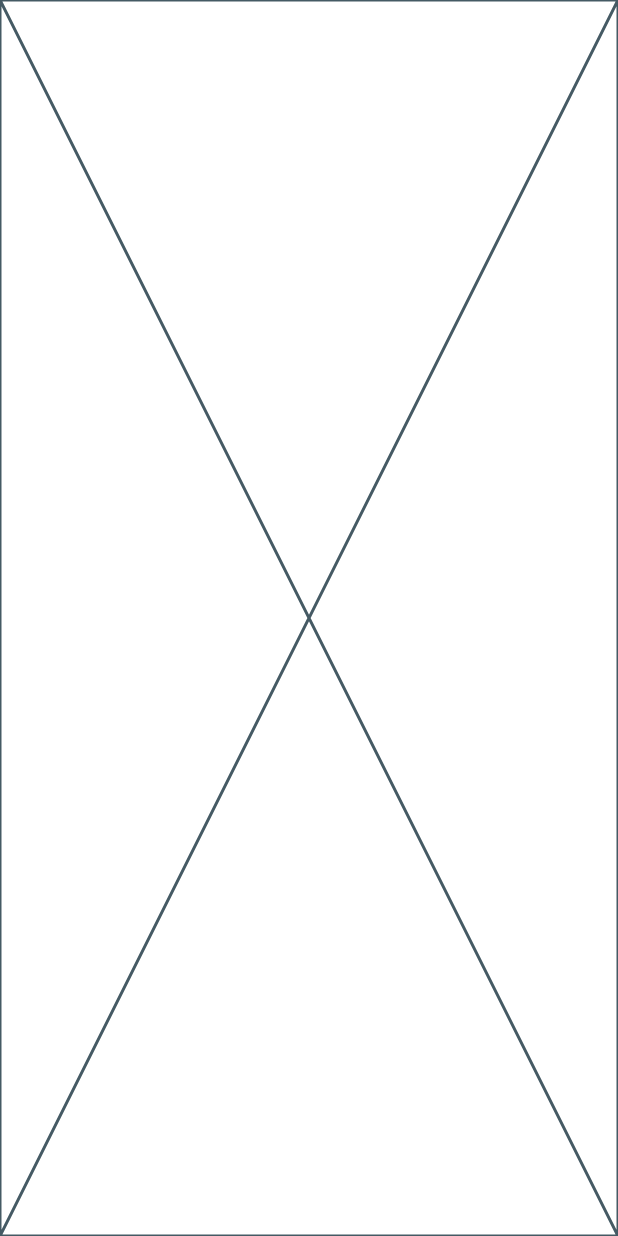
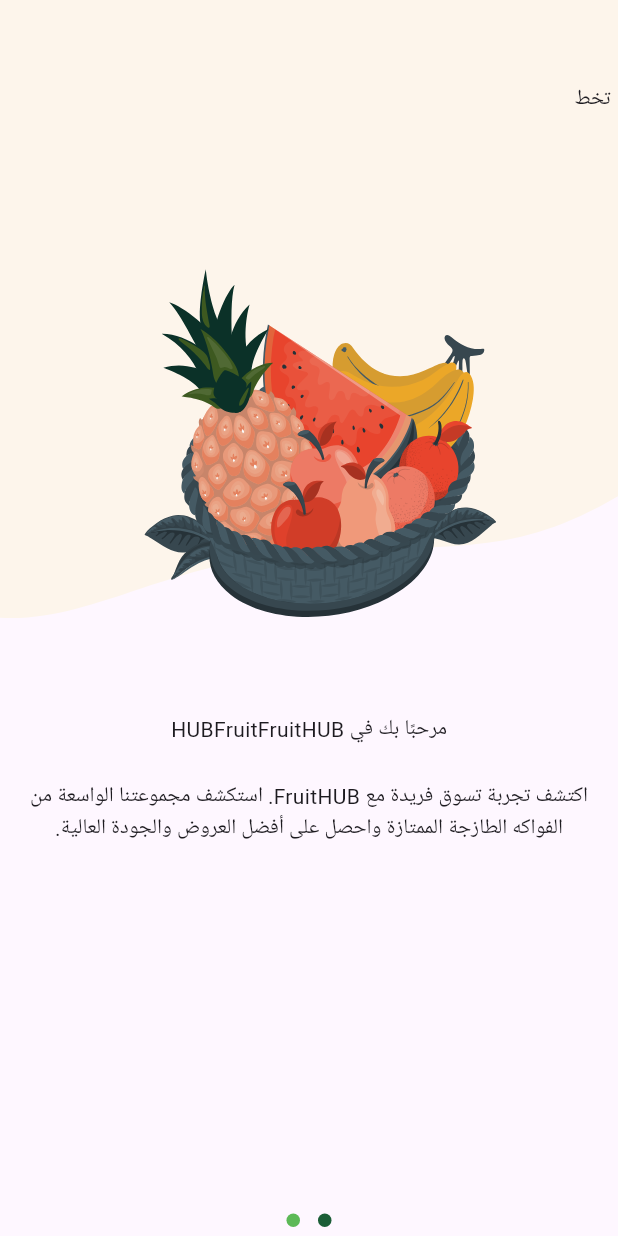
Before and after one commit to ibtissamwannas/fresh_cart, a Flutter app: the screen it shows after launch, on a phone screen of 412 x 824 dp. Run offline on Flutter 3.47's test engine with Material 3 defaults, Android fonts, the phone set to English and light mode, and no system bars; drawn by our look-alikes of dots_indicator; our stand-ins replace flutter_svg.

Commit message:
added page view for the onboarding screens

```diff
--- /dev/null
+++ b/lib/core/utils/app_colors.dart
@@ -0,0 +1,7 @@
+import 'package:flutter/widgets.dart';
+
+class AppColors {
+  static const Color primaryColor = Color(0xff1B5E37);
+
+  static const Color lightGreenColor = Color(0xff5DB957);
+}
--- a/lib/core/utils/app_images.dart
+++ b/lib/core/utils/app_images.dart
@@ -5,9 +5,25 @@ class Assets {
   /// assets/images/app_icon.png
   static const String imagesAppIcon = "assets/images/app_icon.png";
 
+  /// Assets for imagesBgPageViewItem1
+  /// assets/images/bg_page_view_item1.svg
+  static const String imagesBgPageViewItem1 = "assets/images/bg_page_view_item1.svg";
+
+  /// Assets for imagesBgPageViewItem2
+  /// assets/images/bg_page_view_item2.svg
+  static const String imagesBgPageViewItem2 = "assets/images/bg_page_view_item2.svg";
+
   /// Assets for imagesLogo
   /// assets/images/logo.svg
   static const String imagesLogo = "assets/images/logo.svg";
+
+  /// Assets for imagesPageViewItem1
+  /// assets/images/page_view_item1.svg
+  static const String imagesPageViewItem1 = "assets/images/page_view_item1.svg";
+
+  /// Assets for imagesPageViewItem2
+  /// assets/images/page_view_item2.svg
+  static const String imagesPageViewItem2 = "assets/images/page_view_item2.svg";
 
   /// Assets for imagesPlant
   /// assets/images/plant.svg
--- a/lib/features/onboarding/presentation/views/onboarding_view.dart
+++ b/lib/features/onboarding/presentation/views/onboarding_view.dart
@@ -1,4 +1,5 @@
 import 'package:flutter/material.dart';
+import 'package:fresh_cart/features/onboarding/presentation/views/widgets/onbording_view_body.dart';
 
 class OnboardingView extends StatelessWidget {
   const OnboardingView({super.key});
@@ -7,6 +8,10 @@ class OnboardingView extends StatelessWidget {
 
   @override
   Widget build(BuildContext context) {
-    return const Placeholder();
+    return const Scaffold(
+      body: OnBoardingViewBody(
+
+      ),
+    );
   }
 }
--- /dev/null
+++ b/lib/features/onboarding/presentation/views/widgets/onboarding_pagae_view.dart
@@ -0,0 +1,52 @@
+import 'package:flutter/material.dart';
+import 'package:fresh_cart/core/utils/app_images.dart';
+import 'package:fresh_cart/features/onboarding/presentation/views/widgets/page_view_items.dart';
+
+class OnBoardingPageView extends StatelessWidget {
+  const OnBoardingPageView({super.key});
+
+  @override
+  Widget build(BuildContext context) {
+    return PageView(
+      children: const [
+        PageViewItems(
+          image: Assets.imagesPageViewItem1,
+          backgroundImage: Assets.imagesBgPageViewItem1,
+          subTitle:
+              "اكتشف تجربة تسوق فريدة مع FruitHUB. استكشف مجموعتنا الواسعة من الفواكه الطازجة الممتازة واحصل على أفضل العروض والجودة العالية.",
+          title: Row(
+            mainAxisAlignment: MainAxisAlignment.center,
+            children: [
+              Text(
+                "مرحبًا بك في FruitHUB",
+              ),
+              Text(
+                "Fruit",
+              ),
+              Text(
+                "HUB",
+              ),
+            ],
+          ),
+        ),
+        PageViewItems(
+          image: Assets.imagesPageViewItem2,
+          backgroundImage: Assets.imagesBgPageViewItem2,
+          subTitle:
+              "نقدم لك أفضل الفواكه المختارة بعناية. اطلع على التفاصيل والصور والتقييمات لتتأكد من اختيار الفاكهة المثالية",
+          title: Text(
+            'ابحث وتسوق',
+            textAlign: TextAlign.center,
+            style: TextStyle(
+              color: Color(0xFF0C0D0D),
+              fontSize: 23,
+              fontFamily: 'Cairo',
+              fontWeight: FontWeight.w700,
+              height: 0,
+            ),
+          ),
+        ),
+      ],
+    );
+  }
+}
--- /dev/null
+++ b/lib/features/onboarding/presentation/views/widgets/onbording_view_body.dart
@@ -0,0 +1,26 @@
+import 'package:dots_indicator/dots_indicator.dart';
+import 'package:flutter/material.dart';
+import 'package:fresh_cart/core/utils/app_colors.dart';
+import 'package:fresh_cart/features/onboarding/presentation/views/widgets/onboarding_pagae_view.dart';
+
+class OnBoardingViewBody extends StatelessWidget {
+  const OnBoardingViewBody({super.key});
+
+  @override
+  Widget build(BuildContext context) {
+    return Column(
+      children: [
+        const Expanded(
+          child: OnBoardingPageView(),
+        ),
+        DotsIndicator(
+          dotsCount: 2,
+          decorator: const DotsDecorator(
+            activeColor: AppColors.primaryColor,
+            color: AppColors.lightGreenColor,
+          ),
+        )
+      ],
+    );
+  }
+}
--- /dev/null
+++ b/lib/features/onboarding/presentation/views/widgets/page_view_items.dart
@@ -0,0 +1,71 @@
+import 'package:flutter/material.dart';
+import 'package:flutter_svg/svg.dart';
+
+class PageViewItems extends StatelessWidget {
+  const PageViewItems({
+    super.key,
+    required this.image,
+    required this.backgroundImage,
+    required this.subTitle,
+    required this.title,
+  });
+
+  final String image, backgroundImage;
+  final String subTitle;
+  final Widget title;
+
+  @override
+  Widget build(BuildContext context) {
+    return Column(
+      children: [
+        SizedBox(
+          height: MediaQuery.of(context).size.height * 0.5,
+          width: double.infinity,
+          child: Stack(
+            children: [
+              Positioned.fill(
+                child: SvgPicture.asset(
+                  backgroundImage,
+                  fit: BoxFit.fill,
+                ),
+              ),
+              Positioned(
+                bottom: 0,
+                left: 0,
+                right: 0,
+                child: SvgPicture.asset(
+                  image,
+                ),
+              ),
+              Container(
+                margin: const EdgeInsetsDirectional.only(
+                  top: kToolbarHeight,
+                  start: 5,
+                ),
+                child: const Text(
+                  "تخط",
+                ),
+              ),
+            ],
+          ),
+        ),
+        const SizedBox(
+          height: 64,
+        ),
+        title,
+        const SizedBox(
+          height: 24,
+        ),
+        Padding(
+          padding: const EdgeInsets.symmetric(
+            horizontal: 16,
+          ),
+          child: Text(
+            subTitle,
+            textAlign: TextAlign.center,
+          ),
+        ),
+      ],
+    );
+  }
+}
--- a/lib/features/splash/presentation/views/widgets/splash_view_body.dart
+++ b/lib/features/splash/presentation/views/widgets/splash_view_body.dart
@@ -24,7 +24,7 @@ class _SplashViewBodyState extends State<SplashViewBody> {
       crossAxisAlignment: CrossAxisAlignment.stretch,
       children: [
         Row(
-          mainAxisAlignment: MainAxisAlignment.start,
+          mainAxisAlignment: MainAxisAlignment.end,
           children: [
             SvgPicture.asset(
               Assets.imagesPlant,
--- a/lib/main.dart
+++ b/lib/main.dart
@@ -27,7 +27,7 @@ class MyApp extends StatelessWidget {
         GlobalCupertinoLocalizations.delegate,
       ],
       supportedLocales: S.delegate.supportedLocales,
-      locale: const Locale("en"),
+      locale: const Locale("ar"),
       home: const SplashView(),
       onGenerateRoute: onGenerateRoute,
       initialRoute: SplashView.routeName,
--- a/pubspec.yaml
+++ b/pubspec.yaml
@@ -29,6 +29,7 @@ environment:
 # versions available, run `flutter pub outdated`.
 dependencies:
   cupertino_icons: ^1.0.6
+  dots_indicator: ^3.0.0
   flutter:
     sdk: flutter
   flutter_localizations:
```
Also changed, not shown: assets/images/bg_page_view_item1.svg (added), assets/images/bg_page_view_item2.svg (added), assets/images/page_view_item1.svg (added), assets/images/page_view_item2.svg (added), pubspec.lock.
